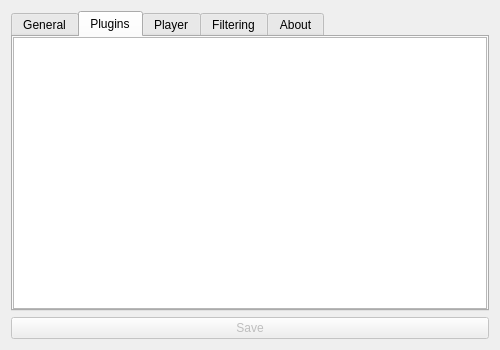
This is application/src/ui/forms/settings/settingsform.ui in BowDown097/QtTube as Qt 5 draws it before an edit. The edited form follows.
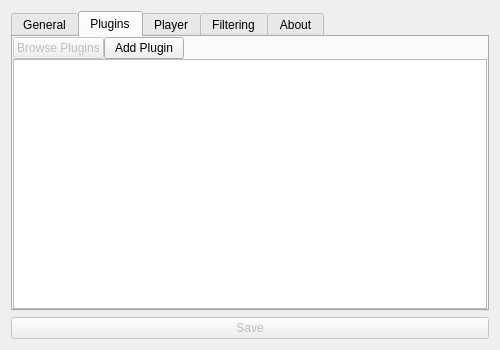
This is the edited form. The open tabs and pages were chosen to show the change.

Commit message:
Add button to add plugin to plugin settings
There's also a currently non-functional "Browse Plugins" button. I'm not
sure how I want to implement this yet, but it will come in a later
commit.

The edit to the form file:
```diff
--- a/application/src/ui/forms/settings/settingsform.ui
+++ b/application/src/ui/forms/settings/settingsform.ui
@@ -188,6 +188,40 @@
        <property name="bottomMargin">
         <number>0</number>
        </property>
+       <item>
+        <layout class="QHBoxLayout" name="horizontalLayout_2">
+         <item>
+          <widget class="QPushButton" name="browsePluginsButton">
+           <property name="enabled">
+            <bool>false</bool>
+           </property>
+           <property name="text">
+            <string>Browse Plugins</string>
+           </property>
+          </widget>
+         </item>
+         <item>
+          <widget class="QPushButton" name="addPluginButton">
+           <property name="text">
+            <string>Add Plugin</string>
+           </property>
+          </widget>
+         </item>
+         <item>
+          <spacer name="horizontalSpacer">
+           <property name="orientation">
+            <enum>Qt::Orientation::Horizontal</enum>
+           </property>
+           <property name="sizeHint" stdset="0">
+            <size>
+             <width>40</width>
+             <height>20</height>
+            </size>
+           </property>
+          </spacer>
+         </item>
+        </layout>
+       </item>
        <item>
         <widget class="QListWidget" name="pluginsListWidget"/>
        </item>
```
The commit also changes 12 other files.
